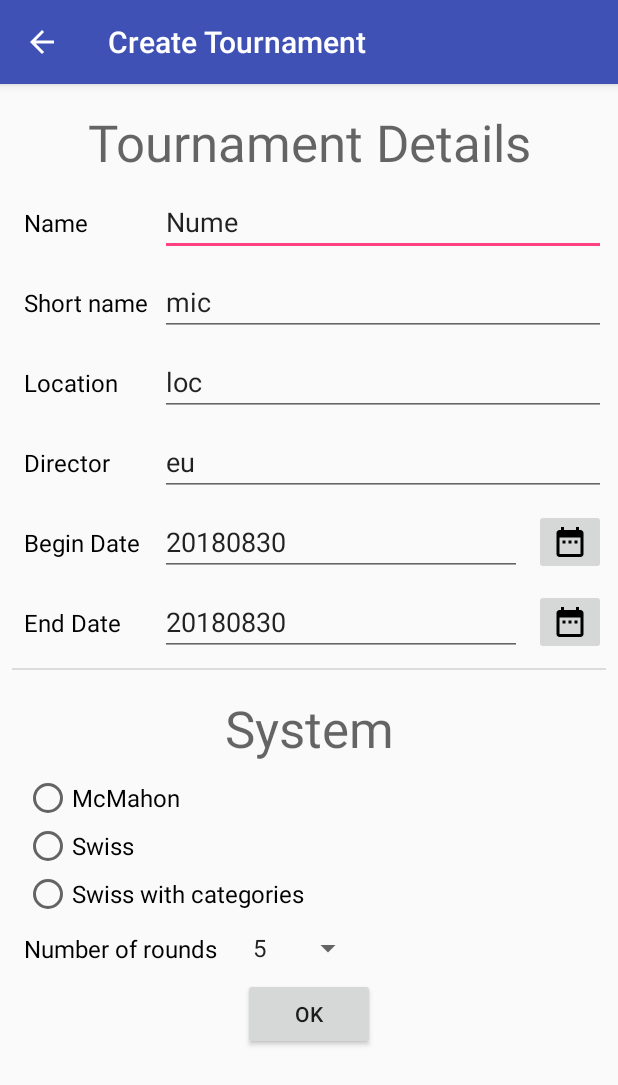
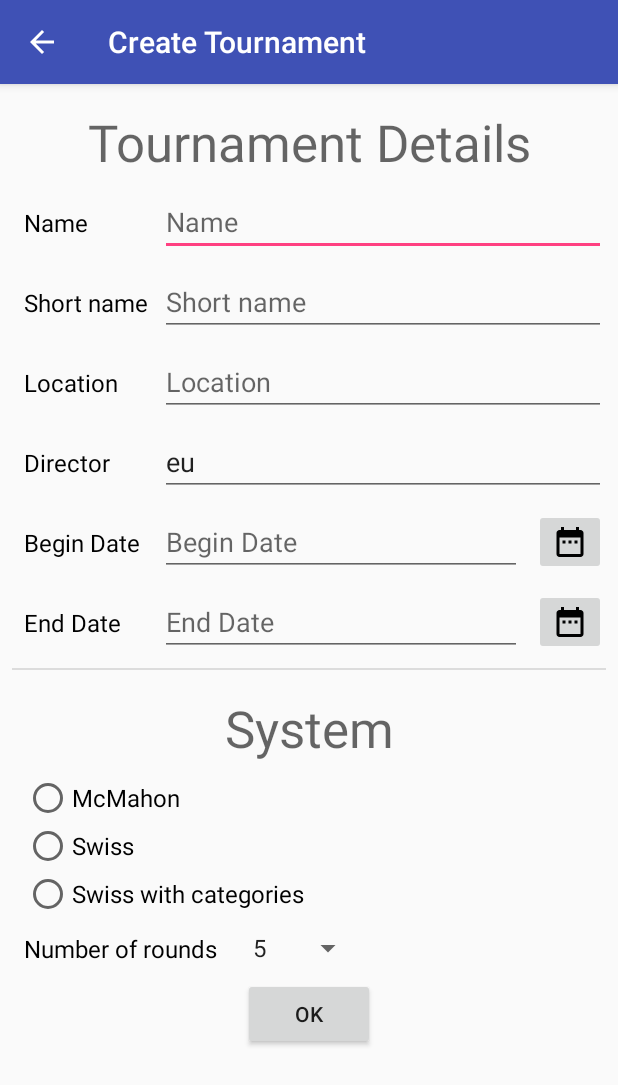
Before and after one commit to lgiulian/Capstone_Project, an Android app: the CreateTournamentActivity screen opened directly, with no data from a screen before it, on a phone screen of 412 x 824 dp. Shown: the top 1085 px of the screen. Run offline under Robolectric (Android 15) with nearby library versions, the phone set to English and light mode, and no system bars; our stand-ins replace Timber, data binding.

Commit message:
fix date format

```diff
--- a/app/src/main/java/com/crilu/gothandroid/GothandroidApplication.java
+++ b/app/src/main/java/com/crilu/gothandroid/GothandroidApplication.java
@@ -38,8 +38,8 @@ public class GothandroidApplication extends Application implements GothaModel.Go
     public static final String RESULT_DOC_ID_HTML = "resultHtml";
     public static final String RESULT_DOC_ID_H9 = "resultH9";
 
-    public static final DateFormat dateFormat = new SimpleDateFormat("yyyyMMdd");
-    public static final DateFormat dateFormatPretty = new SimpleDateFormat("yyyy-MM-dd");
+    public static final DateFormat dateFormat = new SimpleDateFormat("yyyy-MM-dd");
+    public static final DateFormat dateFormatPretty = DateFormat.getDateInstance(DateFormat.MEDIUM);
 
     private static RatingList sRatingList;
     private static GothaModel sGothaModel;
--- a/app/src/main/res/layout/content_create_tournament.xml
+++ b/app/src/main/res/layout/content_create_tournament.xml
@@ -74,7 +74,6 @@
         <EditText
             android:id="@+id/tournament_name"
             android:hint="@string/tournament_name_label"
-            android:text="Nume"
             app:layout_constraintEnd_toEndOf="parent"
             app:layout_constraintStart_toEndOf="@+id/barrier1"
             app:layout_constraintTop_toBottomOf="@+id/tournament_details_tv"
@@ -83,7 +82,6 @@
         <EditText
             android:id="@+id/tournament_short_name"
             android:hint="@string/tournament_short_name_label"
-            android:text="mic"
             app:layout_constraintEnd_toEndOf="parent"
             app:layout_constraintStart_toEndOf="@+id/barrier1"
             app:layout_constraintTop_toBottomOf="@+id/tournament_name"
@@ -92,7 +90,6 @@
         <EditText
             android:id="@+id/tournament_location"
             android:hint="@string/tournament_location"
-            android:text="loc"
             app:layout_constraintEnd_toEndOf="parent"
             app:layout_constraintStart_toEndOf="@+id/barrier1"
             app:layout_constraintTop_toBottomOf="@+id/tournament_short_name"
@@ -110,7 +107,6 @@
         <EditText
             android:id="@+id/tournament_begin_date"
             android:hint="@string/tournament_begin_date"
-            android:text="20180830"
             app:layout_constraintEnd_toStartOf="@+id/begin_date_picker_btn"
             app:layout_constraintStart_toEndOf="@+id/barrier1"
             app:layout_constraintTop_toBottomOf="@+id/tournament_director"
@@ -119,7 +115,6 @@
         <EditText
             android:id="@+id/tournament_end_date"
             android:hint="@string/tournament_end_date"
-            android:text="20180830"
             app:layout_constraintEnd_toStartOf="@+id/end_date_picker_btn"
             app:layout_constraintStart_toEndOf="@+id/barrier1"
             app:layout_constraintTop_toBottomOf="@+id/tournament_begin_date"
```
Also changed, not shown: app/src/main/java/com/crilu/gothandroid/TournamentSettingsActivity.java (+7 -5 lines), app/src/main/java/com/crilu/gothandroid/utils/DateUtils.java (added, +21 -0 lines).
